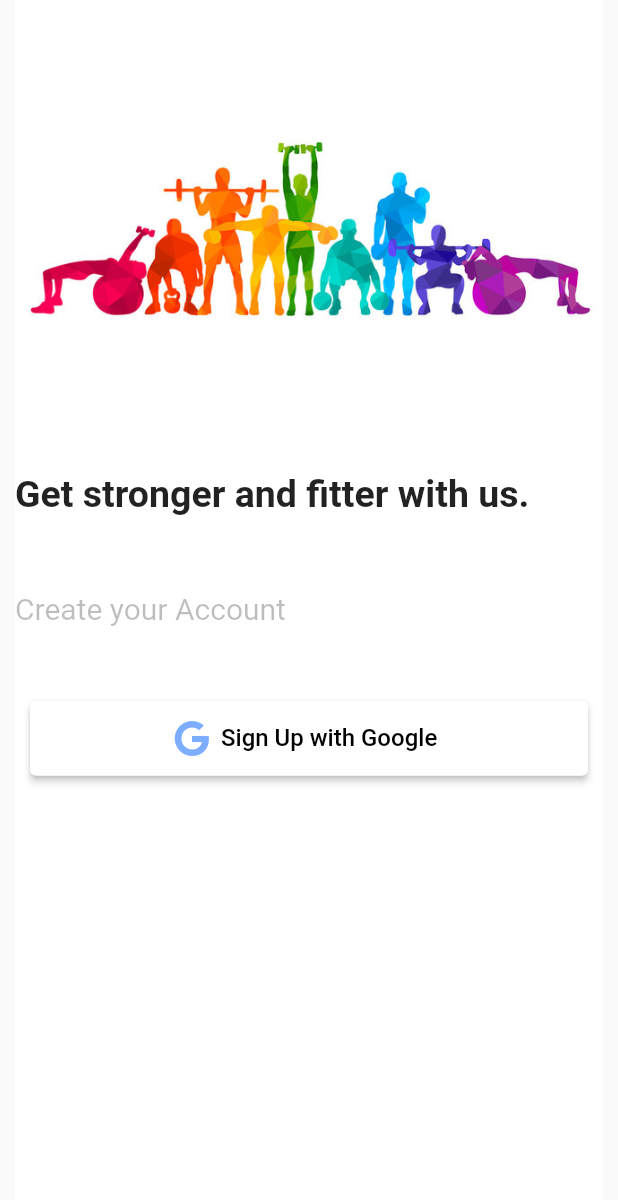
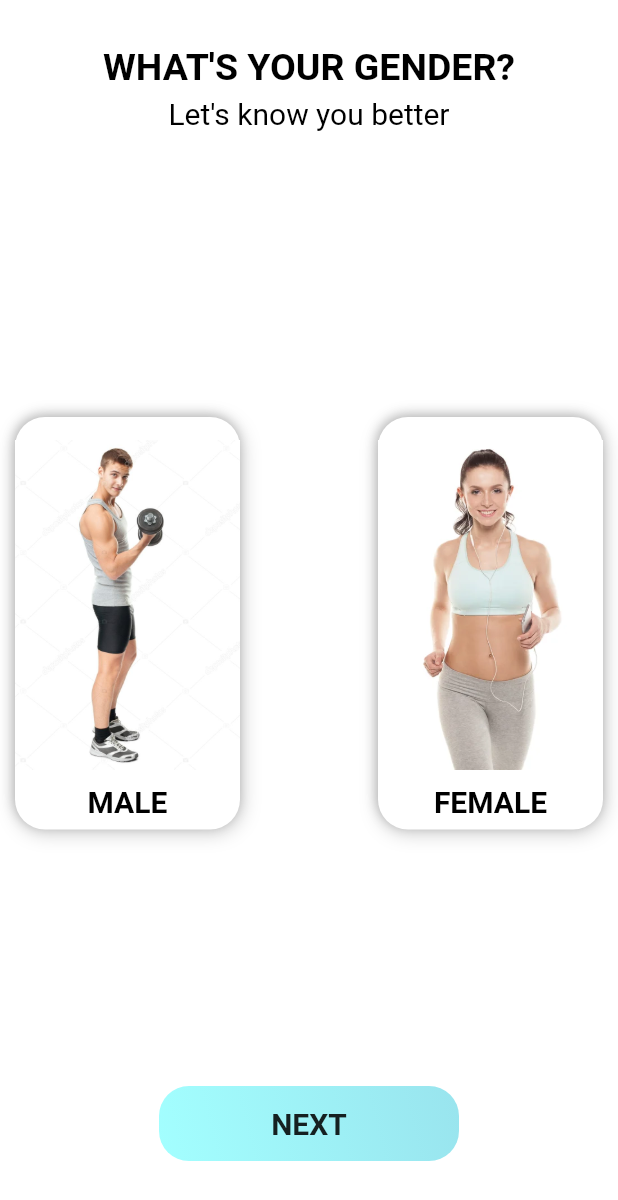
Before and after one commit to JAVIYARAJ/flutter_basic_ui, a Flutter app: the screen it shows after launch, on a phone screen of 412 x 824 dp. Shown: the top 1200 px of the screen. Run offline on Flutter 3.47's test engine with Material 2 defaults, Android fonts, the phone set to English and light mode, and no system bars; our stand-ins replace cloud_firestore, firebase_auth, firebase_core, font_awesome_flutter, get, google_sign_in and 1 more; accounts and stored records are empty.

Commit message:
add new exercise type pages

```diff
--- a/lib/auth_dashboard.dart
+++ b/lib/auth/auth_dashboard.dart
@@ -1,7 +1,7 @@
 import 'package:firebase_auth/firebase_auth.dart';
 import 'package:flutter/material.dart';
-import 'package:traning_app/auth_page.dart';
-import 'package:traning_app/main_page.dart';
+import 'package:traning_app/auth/auth_page.dart';
+import 'package:traning_app/pages/main_page.dart';
 class AuthDashboard extends StatelessWidget {
 
   const AuthDashboard({Key? key}) : super(key: key);
--- /dev/null
+++ b/lib/constant.dart
@@ -0,0 +1,8 @@
+import 'package:flutter/material.dart';
+
+var selectedUserCardColor=Colors.cyanAccent.withOpacity(0.3);
+var unSelectedUserCardColor=Colors.white;
+
+
+var selectedExerciseBorderColor=Colors.black.withOpacity(0.9);
+var unSelectedExerciseBorderColor=Colors.black.withOpacity(0.2);
--- /dev/null
+++ b/lib/constant/user_type.dart
@@ -0,0 +1,12 @@
+enum User{
+  MALE,
+  FEMALE
+}
+
+enum ExerciseType{
+  FULLBODY,
+  ARM,
+  CHEST,
+  ABS,
+  LEG
+}
--- a/lib/main.dart
+++ b/lib/main.dart
@@ -1,10 +1,11 @@
 import 'package:firebase_core/firebase_core.dart';
 import 'package:flutter/material.dart';
 import 'package:get/get_navigation/src/root/get_material_app.dart';
-import 'package:traning_app/auth_dashboard.dart';
-import 'package:traning_app/auth_page.dart';
-import 'package:traning_app/splash_screen.dart';
-import 'package:traning_app/video_sample.dart';
+import 'package:traning_app/auth/auth_dashboard.dart';
+import 'package:traning_app/auth/auth_page.dart';
+import 'package:traning_app/pages/gender_selection_page.dart';
+import 'package:traning_app/pages/splash_screen.dart';
+import 'package:traning_app/temp/video_sample.dart';
 
 Future main() async{
   WidgetsFlutterBinding.ensureInitialized();
@@ -20,7 +21,7 @@ class MyApp extends StatelessWidget {
 
     return const GetMaterialApp(
       debugShowCheckedModeBanner: false,
-      home: SplashScreen(),
+      home: GenderIdentifyPage(),
     );
   }
 }
--- /dev/null
+++ b/lib/pages/gender_selection_page.dart
@@ -0,0 +1,109 @@
+import 'package:flutter/material.dart';
+import 'package:traning_app/pages/exercise_focur_area.dart';
+import 'package:traning_app/widget/reusable_button.dart';
+
+
+import '../constant.dart';
+import '../constant/user_type.dart';
+
+class GenderIdentifyPage extends StatefulWidget {
+  const GenderIdentifyPage({Key? key}) : super(key: key);
+
+  @override
+  State<GenderIdentifyPage> createState() => _GenderIdentifyPageState();
+}
+
+class _GenderIdentifyPageState extends State<GenderIdentifyPage> {
+
+  var selectedUserType;
+
+  @override
+  void initState() {
+    // TODO: implement initState
+    super.initState();
+  }
+
+  @override
+  Widget build(BuildContext context) {
+
+    return MaterialApp(
+      debugShowCheckedModeBanner: false,
+      home: Scaffold(
+        body: SafeArea(
+          child: Container(
+            color: Colors.white,
+            padding: const EdgeInsets.only(top: 30,left: 10,right: 10),
+            child: Column(
+              children:[
+                const Text("WHAT'S YOUR GENDER?",style: TextStyle(fontSize: 25,color: Colors.black,fontWeight: FontWeight.bold),),
+                const SizedBox(height: 5,),
+                const Text("Let's know you better",style: TextStyle(fontSize: 20,color: Colors.black,fontWeight: FontWeight.normal),),const
+                SizedBox(height: 20,),
+                Expanded(
+                  child: Row(
+                      mainAxisAlignment: MainAxisAlignment.spaceBetween,
+                      children:[
+                        InkWell(
+                          child: _buildGenderWidget(index:1,
+                              colors: selectedUserType==User.MALE
+                                  ?selectedUserCardColor
+                                  :unSelectedUserCardColor
+                          ),onTap: (){
+                                  setState((){
+                                    selectedUserType=User.MALE;
+                                  });
+                        },),
+                        InkWell(child: _buildGenderWidget(index:2,colors: selectedUserType==User.FEMALE
+                            ?selectedUserCardColor
+                            :unSelectedUserCardColor
+                        ),onTap: (){
+                                  setState((){
+                                    selectedUserType=User.FEMALE;
+                                  });
+                        },),
+                      ]
+                  ),
+                ),
+                ReusableNextButton(buttonName: "NEXT",onTap:(){
+                  Navigator.push(context, MaterialPageRoute(builder: (context)=>const ExerciseFocusArea()));
+                }),
+              ],
+            ),
+          ),
+        ),
+      ),
+    );
+  }
+}
+
+Widget _buildGenderWidget({required int index,required Color colors}){
+  return Container(
+    padding: const EdgeInsets.only(top: 15),
+    height: 275,
+    width: 150,
+    decoration: BoxDecoration(
+      boxShadow: [
+        BoxShadow(
+            offset: const Offset(1,2),
+            color: Colors.black26.withOpacity(0.2),
+            blurRadius: 10
+        ),
+        BoxShadow(
+            offset: const Offset(-1,-2),
+            color: Colors.black26.withOpacity(0.2),
+            blurRadius: 5
+        )
+      ],
+      borderRadius: BorderRadius.circular(20),
+      color:colors,
+    ),
+    child: Column(
+      crossAxisAlignment: CrossAxisAlignment.center,
+      children: [
+        Image(image: AssetImage("assets/gender_icon$index.jpg"),fit: BoxFit.cover,width: 200,height: 220,),
+        const SizedBox(height: 10,),
+        Text(index==1?"MALE":"FEMALE",style: const TextStyle(color: Colors.black,fontWeight: FontWeight.bold,fontSize: 20),)
+      ],
+    ),
+  );
+}
--- /dev/null
+++ b/lib/widget/reusable_button.dart
@@ -0,0 +1,35 @@
+import 'package:flutter/material.dart';
+
+class ReusableNextButton extends StatelessWidget {
+
+  String? buttonName;
+  VoidCallback? onTap;
+
+  ReusableNextButton({this.buttonName,this.onTap});
+
+  @override
+  Widget build(BuildContext context) {
+    return InkWell(
+      onTap: onTap,
+      child: Container(
+        margin: const EdgeInsets.only(bottom: 50),
+        height: 50,
+        width: 200,
+        decoration: BoxDecoration(
+            borderRadius: BorderRadius.circular(20),
+            gradient:LinearGradient(
+                colors: [
+                  Colors.cyanAccent.withOpacity(0.4),
+                  Colors.cyan.withOpacity(0.4),
+                ],
+                begin: Alignment.bottomLeft,
+                end: Alignment.topRight
+            )
+        ),
+        child: Center(
+          child: Text(buttonName!,style: const TextStyle(fontSize: 20,fontWeight: FontWeight.bold),),
+        ),
+      ),
+    );
+  }
+}
```
Also changed, not shown: lib/pages/exercise_focur_area.dart (added, +135 -0 lines), lib/pages/main_page.dart (renamed from lib/main_page.dart, +5 -5 lines), lib/pages/splash_screen.dart (renamed from lib/splash_screen.dart, +4 -4 lines), assets/excercise_card_icon.png (renamed from assets/excercise_image1.png), assets/focus_area_icon.jpg (added), assets/gender_icon1.jpg (added), assets/gender_icon2.jpg (added), lib/auth/auth_page.dart (renamed from lib/auth_page.dart), lib/auth/google_auth.dart (renamed from lib/google_auth.dart), lib/auth/login_page.dart (renamed from lib/login_page.dart), lib/auth/signUp_page.dart (renamed from lib/signUp_page.dart), lib/pages/video_info_page.dart (renamed from lib/video_info.dart), lib/temp/video_sample.dart (renamed from lib/video_sample.dart).
